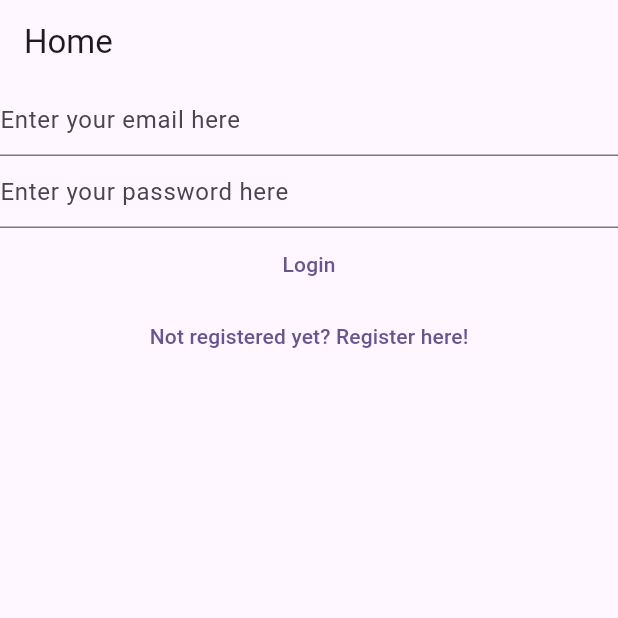
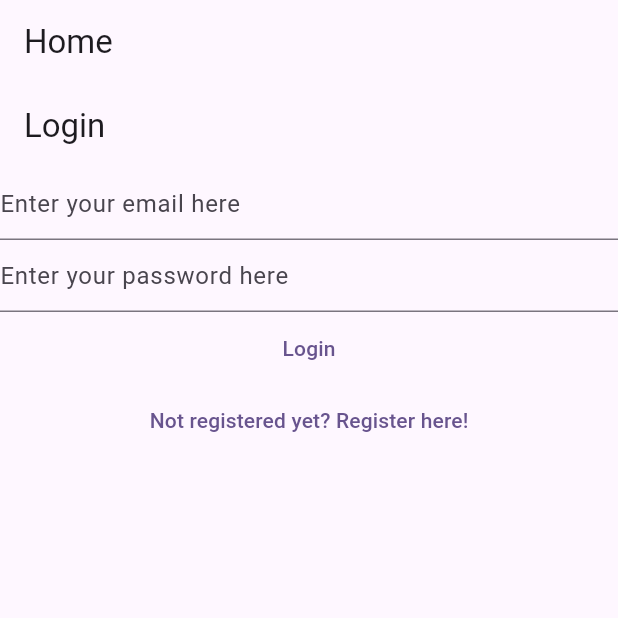
Before and after one commit to JeromeEngena/notey, a Flutter app: the screen it shows after launch, on a phone screen of 412 x 824 dp, the top half of it. Run offline on Flutter 3.47's test engine with Material 3 defaults, Android fonts, the phone set to English and light mode, and no system bars; our stand-ins replace firebase_auth, firebase_core; accounts and stored records are empty.

Commit message:
linked register view to login view

```diff
--- a/lib/main.dart
+++ b/lib/main.dart
@@ -3,6 +3,7 @@ import 'package:firebase_core/firebase_core.dart';
 import 'package:flutter/material.dart';
 import 'package:notey/firebase_options.dart';
 import 'package:notey/views/login_view.dart';
+import 'package:notey/views/register_view.dart';
 
 void main() {
   WidgetsFlutterBinding.ensureInitialized();
@@ -15,6 +16,10 @@ void main() {
         useMaterial3: true,
       ),
       home: const HomePage(),
+      routes: {
+        '/login/': (context) => const LoginView(),
+        '/register/': (context) => const RegisterView()
+      },
     ),
   );
 }
@@ -43,7 +48,7 @@ class HomePage extends StatelessWidget {
                 return const LoginView();
 
               default:
-                return const Text('Loading...');
+                return const CircularProgressIndicator();
             }
           }),
     );
--- a/lib/views/login_view.dart
+++ b/lib/views/login_view.dart
@@ -28,23 +28,27 @@ class _LoginViewState extends State<LoginView> {
 
   @override
   Widget build(BuildContext context) {
-    return Column(
+    return Scaffold(
+      appBar: AppBar(
+        title: const Text('Login'),
+      ),
+      body: Column(
         children: [
           TextField(
             controller: _email,
             enableSuggestions: false,
             autocorrect: false,
             keyboardType: TextInputType.emailAddress,
-                      decoration: const InputDecoration(
-                          hintText: 'Enter your email here'),
+            decoration:
+                const InputDecoration(hintText: 'Enter your email here'),
           ),
           TextField(
             controller: _password,
             obscureText: true,
             enableSuggestions: false,
             autocorrect: false,
-                      decoration: const InputDecoration(
-                          hintText: 'Enter your password here'),
+            decoration:
+                const InputDecoration(hintText: 'Enter your password here'),
           ),
           TextButton(
             onPressed: () async {
@@ -66,9 +70,14 @@ class _LoginViewState extends State<LoginView> {
             child: const Text('Login'),
           ),
           TextButton(
-                      onPressed: () {},
-                      child: const Text('Not registered yet? Register here!'),),
+            onPressed: () {
+              Navigator.of(context)
+                  .pushNamedAndRemoveUntil('/register/', (route) => false);
+            },
+            child: const Text('Not registered yet? Register here!'),
+          ),
         ],
+      ),
     );
   }
 }
```
Also changed, not shown: lib/views/register_view.dart (+17 -5 lines), lib/views/verify_email_view.dart (added). Lines whose indentation alone changed are shown as unchanged.
